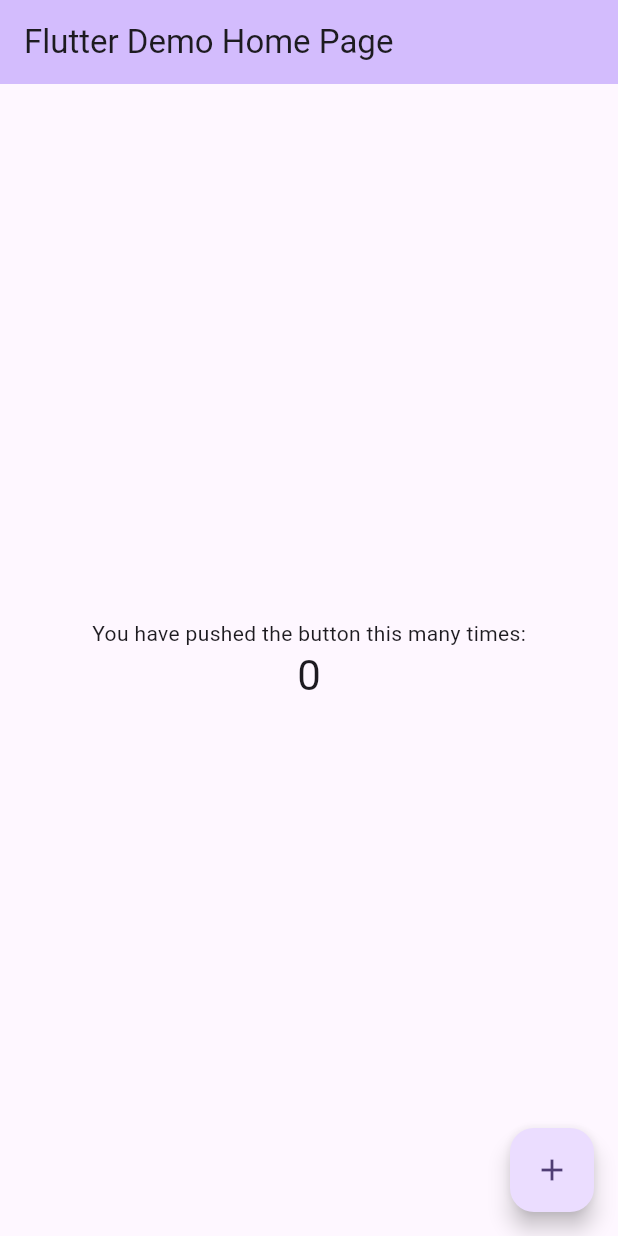
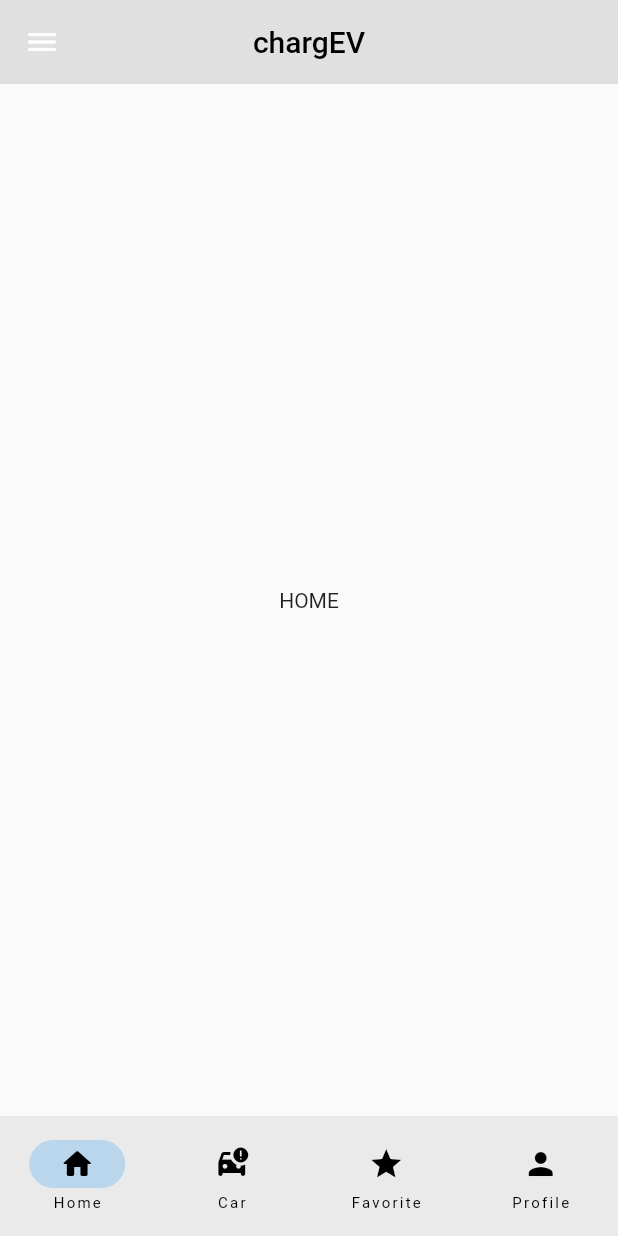
Before and after one commit to azkelif/Bootcamp_OUA, a Flutter app: the screen it shows after launch, on a phone screen of 412 x 824 dp. Run offline on Flutter 3.47's test engine with Material 2 defaults, Android fonts, the phone set to English and light mode, and no system bars.

Commit message:
navbar ve appbar dahil edildi. home, car, favorite ve profile ekranları arasında geçiş yapıldı.

```diff
--- a/lib/main.dart
+++ b/lib/main.dart
@@ -1,3 +1,5 @@
+import 'package:chargev_app/widgets/appbar.dart';
+import 'package:chargev_app/widgets/navbar.dart';
 import 'package:flutter/material.dart';
 
 void main() {
@@ -7,119 +9,15 @@ void main() {
 class MyApp extends StatelessWidget {
   const MyApp({super.key});
 
-  // This widget is the root of your application.
   @override
   Widget build(BuildContext context) {
     return MaterialApp(
-      title: 'Flutter Demo',
+      title: 'chargEV',
+      debugShowCheckedModeBanner: false,
       theme: ThemeData(
-        // This is the theme of your application.
-        //
-        // TRY THIS: Try running your application with "flutter run". You'll see
-        // the application has a blue toolbar. Then, without quitting the app,
-        // try changing the seedColor in the colorScheme below to Colors.green
-        // and then invoke "hot reload" (save your changes or press the "hot
-        // reload" button in a Flutter-supported IDE, or press "r" if you used
-        // the command line to start the app).
-        //
-        // Notice that the counter didn't reset back to zero; the application
-        // state is not lost during the reload. To reset the state, use hot
-        // restart instead.
-        //
-        // This works for code too, not just values: Most code changes can be
-        // tested with just a hot reload.
-        colorScheme: ColorScheme.fromSeed(seedColor: Colors.deepPurple),
-        useMaterial3: true,
+
       ),
-      home: const MyHomePage(title: 'Flutter Demo Home Page'),
+      home: navbar(),
     );
   }
 }
-
-class MyHomePage extends StatefulWidget {
-  const MyHomePage({super.key, required this.title});
-
-  // This widget is the home page of your application. It is stateful, meaning
-  // that it has a State object (defined below) that contains fields that affect
-  // how it looks.
-
-  // This class is the configuration for the state. It holds the values (in this
-  // case the title) provided by the parent (in this case the App widget) and
-  // used by the build method of the State. Fields in a Widget subclass are
-  // always marked "final".
-
-  final String title;
-
-  @override
-  State<MyHomePage> createState() => _MyHomePageState();
-}
-
-class _MyHomePageState extends State<MyHomePage> {
-  int _counter = 0;
-
-  void _incrementCounter() {
-    setState(() {
-      // This call to setState tells the Flutter framework that something has
-      // changed in this State, which causes it to rerun the build method below
-      // so that the display can reflect the updated values. If we changed
-      // _counter without calling setState(), then the build method would not be
-      // called again, and so nothing would appear to happen.
-      _counter++;
-    });
-  }
-
-  @override
-  Widget build(BuildContext context) {
-    // This method is rerun every time setState is called, for instance as done
-    // by the _incrementCounter method above.
-    //
-    // The Flutter framework has been optimized to make rerunning build methods
-    // fast, so that you can just rebuild anything that needs updating rather
-    // than having to individually change instances of widgets.
-    return Scaffold(
-      appBar: AppBar(
-        // TRY THIS: Try changing the color here to a specific color (to
-        // Colors.amber, perhaps?) and trigger a hot reload to see the AppBar
-        // change color while the other colors stay the same.
-        backgroundColor: Theme.of(context).colorScheme.inversePrimary,
-        // Here we take the value from the MyHomePage object that was created by
-        // the App.build method, and use it to set our appbar title.
-        title: Text(widget.title),
-      ),
-      body: Center(
-        // Center is a layout widget. It takes a single child and positions it
-        // in the middle of the parent.
-        child: Column(
-          // Column is also a layout widget. It takes a list of children and
-          // arranges them vertically. By default, it sizes itself to fit its
-          // children horizontally, and tries to be as tall as its parent.
-          //
-          // Column has various properties to control how it sizes itself and
-          // how it positions its children. Here we use mainAxisAlignment to
-          // center the children vertically; the main axis here is the vertical
-          // axis because Columns are vertical (the cross axis would be
-          // horizontal).
-          //
-          // TRY THIS: Invoke "debug painting" (choose the "Toggle Debug Paint"
-          // action in the IDE, or press "p" in the console), to see the
-          // wireframe for each widget.
-          mainAxisAlignment: MainAxisAlignment.center,
-          children: <Widget>[
-            const Text(
-              'You have pushed the button this many times:',
-            ),
-            Text(
-              '$_counter',
-              style: Theme.of(context).textTheme.headlineMedium,
-            ),
-          ],
-        ),
-      ),
-      floatingActionButton: FloatingActionButton(
-        onPressed: _incrementCounter,
-        tooltip: 'Increment',
-        child: const Icon(Icons.add),
-      ), // This trailing comma makes auto-formatting nicer for build methods.
-    );
-  }
-}
--- /dev/null
+++ b/lib/screens/car.dart
@@ -0,0 +1,15 @@
+import 'package:flutter/material.dart';
+
+class car extends StatefulWidget {
+  const car({super.key});
+
+  @override
+  State<car> createState() => _carState();
+}
+
+class _carState extends State<car> {
+  @override
+  Widget build(BuildContext context) {
+    return Scaffold(body: Center(child: Text("CAR")),);
+  }
+}
--- /dev/null
+++ b/lib/screens/favorite.dart
@@ -0,0 +1,15 @@
+import 'package:flutter/material.dart';
+
+class favorite extends StatefulWidget {
+  const favorite({super.key});
+
+  @override
+  State<favorite> createState() => _favoriteState();
+}
+
+class _favoriteState extends State<favorite> {
+  @override
+  Widget build(BuildContext context) {
+    return Scaffold(body: Center(child: Text("FAVORITE")),);
+  }
+}
--- /dev/null
+++ b/lib/screens/home.dart
@@ -0,0 +1,26 @@
+import 'package:flutter/material.dart';
+
+class home extends StatelessWidget {
+  const home({super.key});
+
+  @override
+  Widget build(BuildContext context) {
+    return Scaffold(
+      drawer: Drawer(),
+      appBar: AppBar(
+
+          elevation: 0,
+          backgroundColor: Colors.grey[300],
+          title: Text(
+            "chargEV",
+            style: TextStyle(
+              color: Colors.black,
+              fontSize: 20,
+            ),
+          ),
+          centerTitle: true,
+      ),
+      body: Center(child: Text("HOME")),
+    );
+  }
+}
--- /dev/null
+++ b/lib/screens/profile.dart
@@ -0,0 +1,15 @@
+import 'package:flutter/material.dart';
+
+class profile extends StatefulWidget {
+  const profile({super.key});
+
+  @override
+  State<profile> createState() => _profileState();
+}
+
+class _profileState extends State<profile> {
+  @override
+  Widget build(BuildContext context) {
+    return Scaffold(body: Center(child: Text("PROFILE")),);
+  }
+}
--- /dev/null
+++ b/lib/widgets/appbar.dart
@@ -0,0 +1,13 @@
+import 'package:flutter/material.dart';
+
+class appbar extends StatelessWidget {
+  const appbar({super.key});
+
+  @override
+  Widget build(BuildContext context) {
+    return AppBar(
+        title: Text("chargEV"),
+        centerTitle: true,
+    );
+  }
+}
--- /dev/null
+++ b/lib/widgets/navbar.dart
@@ -0,0 +1,41 @@
+import 'package:flutter/material.dart';
+import '../screens/car.dart';
+import '../screens/favorite.dart';
+import '../screens/home.dart';
+import '../screens/profile.dart';
+
+class navbar extends StatefulWidget {
+  const navbar({super.key});
+
+  @override
+  State<navbar> createState() => _navbarState();
+}
+
+class _navbarState extends State<navbar> {
+  int _currentIndex = 0;
+  List pages = [
+    const home(),
+    const car(),
+    const favorite(),
+    const profile()
+  ];
+  @override
+  Widget build(BuildContext context) {
+    return Scaffold(
+      body: pages[_currentIndex],
+      bottomNavigationBar: NavigationBar(destinations: [
+        NavigationDestination(icon: Icon(Icons.home_rounded), label: "Home"),
+        NavigationDestination(icon: Icon(Icons.car_crash_rounded), label: "Car"),
+        NavigationDestination(icon: Icon(Icons.star), label: "Favorite"),
+        NavigationDestination(icon: Icon(Icons.person), label: "Profile"),
+      ],
+        selectedIndex: _currentIndex,
+        onDestinationSelected: (value){
+          setState(() {
+            _currentIndex = value;
+          });
+        },
+      ),
+    );
+  }
+}
```
